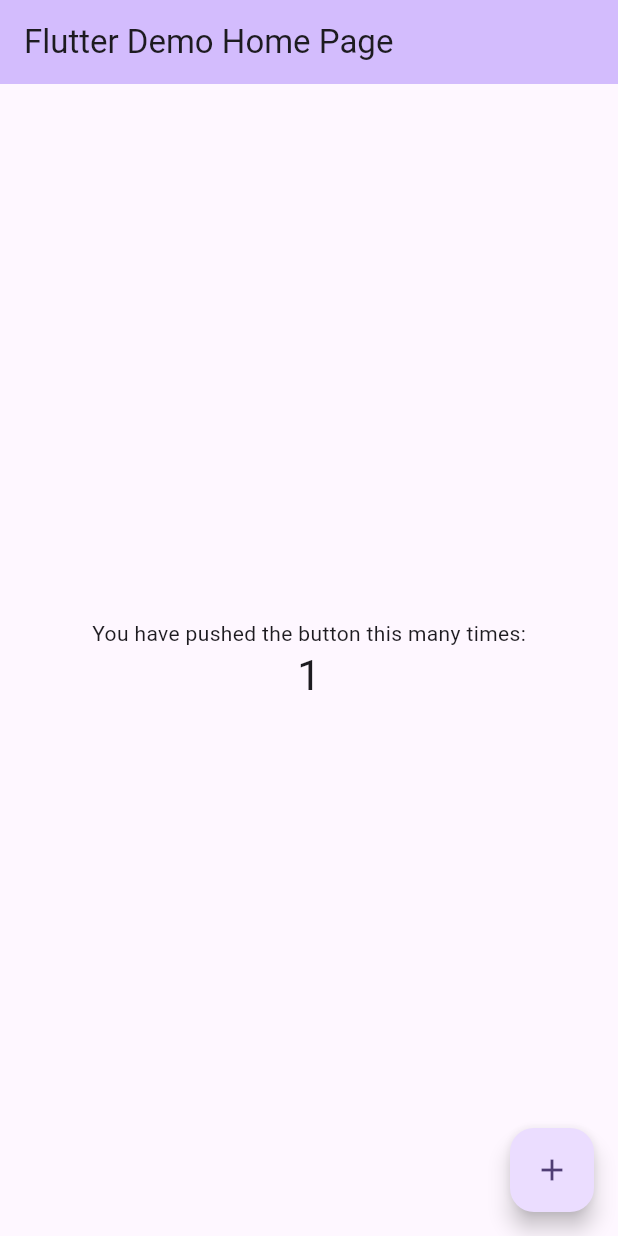
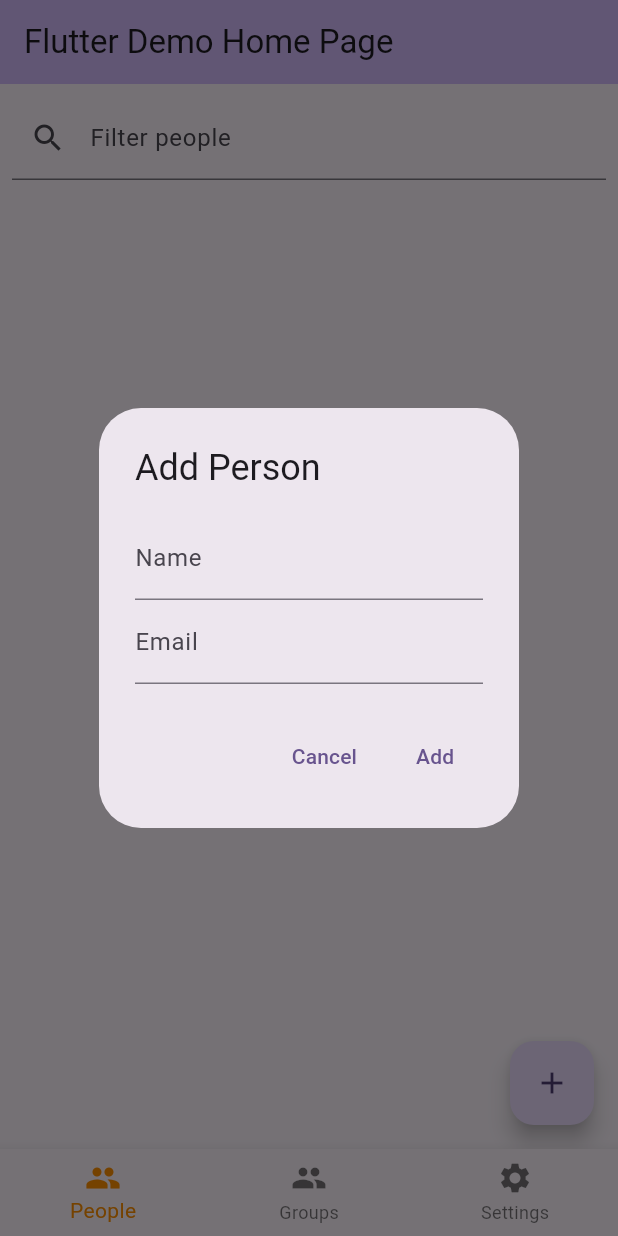
Before and after one commit to KevinNordenhog/Flutterbutter, a Flutter app: the screen it shows after launch, after a tap on the "add" icon, on a phone screen of 412 x 824 dp. Run offline on Flutter 3.47's test engine with Material 3 defaults, Android fonts, the phone set to English and light mode, and no system bars; our stand-ins replace sqflite; accounts and stored records are empty.

Commit message:
Got database to work, and saving people to it!

```diff
--- a/flutter_application/lib/main.dart
+++ b/flutter_application/lib/main.dart
@@ -1,4 +1,7 @@
 import 'package:flutter/material.dart';
+import 'pages/people_page.dart';
+import 'pages/groups_page.dart';
+import 'pages/settings_page.dart';
 
 void main() {
   runApp(const MyApp());
@@ -7,27 +10,11 @@ void main() {
 class MyApp extends StatelessWidget {
   const MyApp({super.key});
 
-  // This widget is the root of your application.
   @override
   Widget build(BuildContext context) {
     return MaterialApp(
       title: 'Flutter Demo',
       theme: ThemeData(
-        // This is the theme of your application.
-        //
-        // TRY THIS: Try running your application with "flutter run". You'll see
-        // the application has a purple toolbar. Then, without quitting the app,
-        // try changing the seedColor in the colorScheme below to Colors.green
-        // and then invoke "hot reload" (save your changes or press the "hot
-        // reload" button in a Flutter-supported IDE, or press "r" if you used
-        // the command line to start the app).
-        //
-        // Notice that the counter didn't reset back to zero; the application
-        // state is not lost during the reload. To reset the state, use hot
-        // restart instead.
-        //
-        // This works for code too, not just values: Most code changes can be
-        // tested with just a hot reload.
         colorScheme: ColorScheme.fromSeed(seedColor: Colors.deepPurple),
         useMaterial3: true,
       ),
@@ -39,15 +26,6 @@ class MyApp extends StatelessWidget {
 class MyHomePage extends StatefulWidget {
   const MyHomePage({super.key, required this.title});
 
-  // This widget is the home page of your application. It is stateful, meaning
-  // that it has a State object (defined below) that contains fields that affect
-  // how it looks.
-
-  // This class is the configuration for the state. It holds the values (in this
-  // case the title) provided by the parent (in this case the App widget) and
-  // used by the build method of the State. Fields in a Widget subclass are
-  // always marked "final".
-
   final String title;
 
   @override
@@ -55,71 +33,49 @@ class MyHomePage extends StatefulWidget {
 }
 
 class _MyHomePageState extends State<MyHomePage> {
-  int _counter = 0;
+  int _selectedIndex = 0;
 
-  void _incrementCounter() {
+  static final List<Widget> _widgetOptions = <Widget>[
+    const PeoplePage(),
+    const GroupsPage(),
+    const SettingsPage(),
+  ];
+
+  void _onItemTapped(int index) {
     setState(() {
-      // This call to setState tells the Flutter framework that something has
-      // changed in this State, which causes it to rerun the build method below
-      // so that the display can reflect the updated values. If we changed
-      // _counter without calling setState(), then the build method would not be
-      // called again, and so nothing would appear to happen.
-      _counter++;
+      _selectedIndex = index;
     });
   }
 
   @override
   Widget build(BuildContext context) {
-    // This method is rerun every time setState is called, for instance as done
-    // by the _incrementCounter method above.
-    //
-    // The Flutter framework has been optimized to make rerunning build methods
-    // fast, so that you can just rebuild anything that needs updating rather
-    // than having to individually change instances of widgets.
     return Scaffold(
       appBar: AppBar(
-        // TRY THIS: Try changing the color here to a specific color (to
-        // Colors.amber, perhaps?) and trigger a hot reload to see the AppBar
-        // change color while the other colors stay the same.
         backgroundColor: Theme.of(context).colorScheme.inversePrimary,
-        // Here we take the value from the MyHomePage object that was created by
-        // the App.build method, and use it to set our appbar title.
         title: Text(widget.title),
       ),
       body: Center(
-        // Center is a layout widget. It takes a single child and positions it
-        // in the middle of the parent.
-        child: Column(
-          // Column is also a layout widget. It takes a list of children and
-          // arranges them vertically. By default, it sizes itself to fit its
-          // children horizontally, and tries to be as tall as its parent.
-          //
-          // Column has various properties to control how it sizes itself and
-          // how it positions its children. Here we use mainAxisAlignment to
-          // center the children vertically; the main axis here is the vertical
-          // axis because Columns are vertical (the cross axis would be
-          // horizontal).
-          //
-          // TRY THIS: Invoke "debug painting" (choose the "Toggle Debug Paint"
-          // action in the IDE, or press "p" in the console), to see the
-          // wireframe for each widget.
-          mainAxisAlignment: MainAxisAlignment.center,
-          children: <Widget>[
-            const Text(
-              'You have pushed the button this many times:',
-            ),
-            Text(
-              '$_counter',
-              style: Theme.of(context).textTheme.headlineMedium,
-            ),
-          ],
-        ),
+        child: _widgetOptions.elementAt(_selectedIndex),
       ),
-      floatingActionButton: FloatingActionButton(
-        onPressed: _incrementCounter,
-        tooltip: 'Increment',
-        child: const Icon(Icons.add),
-      ), // This trailing comma makes auto-formatting nicer for build methods.
+      bottomNavigationBar: BottomNavigationBar(
+        items: const <BottomNavigationBarItem>[
+          BottomNavigationBarItem(
+            icon: Icon(Icons.people),
+            label: 'People',
+          ),
+          BottomNavigationBarItem(
+            icon: Icon(Icons.group),
+            label: 'Groups',
+          ),
+          BottomNavigationBarItem(
+            icon: Icon(Icons.settings),
+            label: 'Settings',
+          ),
+        ],
+        currentIndex: _selectedIndex,
+        selectedItemColor: Colors.amber[800],
+        onTap: _onItemTapped,
+      ),
     );
   }
 }
--- /dev/null
+++ b/flutter_application/lib/pages/groups_page.dart
@@ -0,0 +1,12 @@
+import 'package:flutter/material.dart';
+
+class GroupsPage extends StatelessWidget {
+  const GroupsPage({Key? key}) : super(key: key);
+
+  @override
+  Widget build(BuildContext context) {
+    return const Center(
+      child: Text('Groups Page'),
+    );
+  }
+}
--- /dev/null
+++ b/flutter_application/lib/pages/people_page.dart
@@ -0,0 +1,199 @@
+import 'dart:async';
+import 'package:flutter/material.dart';
+import 'package:sqflite/sqflite.dart';
+import 'package:path/path.dart';
+
+class Person {
+  final int? id;
+  final String name;
+  final String email;
+
+  Person({this.id, required this.name, required this.email});
+
+  Map<String, dynamic> toMap() {
+    return {
+      'id': id,
+      'name': name,
+      'email': email,
+    };
+  }
+}
+
+class PeoplePage extends StatefulWidget {
+  const PeoplePage({Key? key}) : super(key: key);
+
+  @override
+  _PeoplePageState createState() => _PeoplePageState();
+}
+
+class _PeoplePageState extends State<PeoplePage> {
+  late Database _database;
+  List<Person> _people = [];
+  String _filter = '';
+
+  @override
+  void initState() {
+    super.initState();
+    _initDatabase();
+  }
+
+  Future<void> _initDatabase() async {
+    _database = await openDatabase(
+      join(await getDatabasesPath(), 'people_database.db'),
+      onCreate: (db, version) {
+        return db.execute(
+          'CREATE TABLE people(id INTEGER PRIMARY KEY AUTOINCREMENT, name TEXT, email TEXT)',
+        );
+      },
+      version: 1,
+    );
+    _loadPeople();
+  }
+
+  Future<void> _loadPeople() async {
+    final List<Map<String, dynamic>> maps = await _database.query('people');
+    setState(() {
+      _people = List.generate(maps.length, (i) {
+        return Person(
+          id: maps[i]['id'],
+          name: maps[i]['name'],
+          email: maps[i]['email'],
+        );
+      });
+    });
+  }
+
+  Future<void> _addPerson(Person person) async {
+    await _database.insert(
+      'people',
+      person.toMap(),
+      conflictAlgorithm: ConflictAlgorithm.replace,
+    );
+    _loadPeople();
+  }
+
+  Future<void> _deletePerson(int id) async {
+    await _database.delete(
+      'people',
+      where: 'id = ?',
+      whereArgs: [id],
+    );
+    _loadPeople();
+  }
+
+  List<Person> _getFilteredPeople() {
+    return _people
+        .where((person) =>
+            person.name.toLowerCase().contains(_filter.toLowerCase()) ||
+            person.email.toLowerCase().contains(_filter.toLowerCase()))
+        .toList();
+  }
+
+  // void _showPersonDetails(Person person) {
+  //   showDialog(
+  //     context: context,
+  //     builder: (BuildContext context) {
+  //       return AlertDialog(
+  //         title: Text(person.name),
+  //         content: Text('Email: ${person.email}'),
+  //         actions: <Widget>[
+  //           TextButton(
+  //             child: const Text('Close'),
+  //             onPressed: () {
+  //               Navigator.of(context).pop();
+  //             },
+  //           ),
+  //         ],
+  //       );
+  //     },
+  //   );
+  // }
+
+  @override
+  Widget build(BuildContext context) {
+    final filteredPeople = _getFilteredPeople();
+    return Scaffold(
+      // appBar: AppBar(
+      //   title: const Text('People'),
+      // ),
+      body: Column(
+        children: [
+          Padding(
+            padding: const EdgeInsets.all(8.0),
+            child: TextField(
+              onChanged: (value) {
+                setState(() {
+                  _filter = value;
+                });
+              },
+              decoration: const InputDecoration(
+                labelText: 'Filter people',
+                prefixIcon: Icon(Icons.search),
+              ),
+            ),
+          ),
+          Expanded(
+            child: ListView.builder(
+              itemCount: filteredPeople.length,
+              itemBuilder: (context, index) {
+                final person = filteredPeople[index];
+                return ListTile(
+                  title: Text(person.name),
+                  subtitle: Text(person.email),
+                  // onTap: () => _showPersonDetails(person),
+                  trailing: IconButton(
+                    icon: const Icon(Icons.delete),
+                    onPressed: () => _deletePerson(person.id!),
+                  ),
+                );
+              },
+            ),
+          ),
+        ],
+      ),
+      floatingActionButton: FloatingActionButton(
+        onPressed: () {
+          showDialog(
+            context: context,
+            builder: (BuildContext context) {
+              String name = '';
+              String email = '';
+              return AlertDialog(
+                title: const Text('Add Person'),
+                content: Column(
+                  mainAxisSize: MainAxisSize.min,
+                  children: [
+                    TextField(
+                      onChanged: (value) => name = value,
+                      decoration: const InputDecoration(labelText: 'Name'),
+                    ),
+                    TextField(
+                      onChanged: (value) => email = value,
+                      decoration: const InputDecoration(labelText: 'Email'),
+                    ),
+                  ],
+                ),
+                actions: [
+                  TextButton(
+                    child: const Text('Cancel'),
+                    onPressed: () => Navigator.of(context).pop(),
+                  ),
+                  TextButton(
+                    child: const Text('Add'),
+                    onPressed: () {
+                      if (name.isNotEmpty && email.isNotEmpty) {
+                        _addPerson(Person(name: name, email: email));
+                        Navigator.of(context).pop();
+                      }
+                    },
+                  ),
+                ],
+              );
+            },
+          );
+        },
+        child: const Icon(Icons.add),
+      ),
+    );
+  }
+}
--- /dev/null
+++ b/flutter_application/lib/pages/settings_page.dart
@@ -0,0 +1,12 @@
+import 'package:flutter/material.dart';
+
+class SettingsPage extends StatelessWidget {
+  const SettingsPage({Key? key}) : super(key: key);
+
+  @override
+  Widget build(BuildContext context) {
+    return const Center(
+      child: Text('Settings Page'),
+    );
+  }
+}
```
Also changed, not shown: flutter_application/pubspec.yaml (+4 -4 lines), flutter_application/pubspec.lock, 3 other files.
